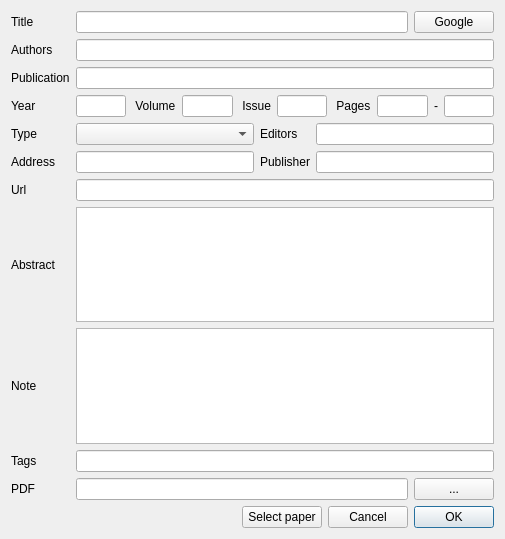
Above: PaperDlg.ui from congchenutd/papernet before the change. Below: the same form after it.
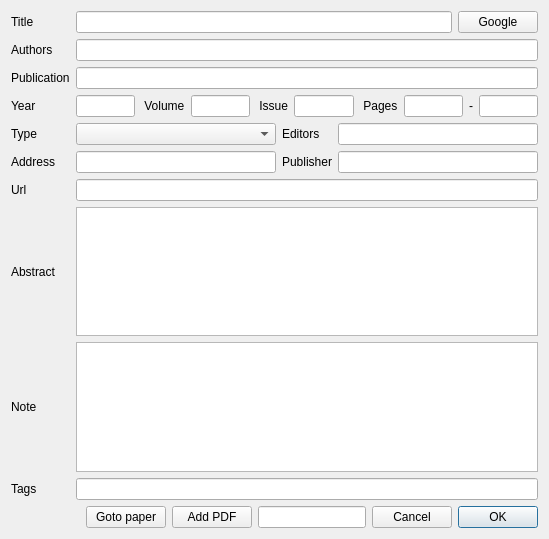
That is the form after the change. Custom widgets are drawn as their Qt base class.

Commit message: = hide pdf line edit in PaperDlg, add a * on the button instead - pdf added twice - cursor is not at the front in the title line edit of PaperDlg

The edit to the form file:
```diff
--- a/PaperDlg.ui
+++ b/PaperDlg.ui
@@ -6,7 +6,7 @@
    <rect>
     <x>0</x>
     <y>0</y>
-    <width>505</width>
+    <width>549</width>
     <height>539</height>
    </rect>
   </property>
@@ -189,28 +189,7 @@
    <item row="9" column="1" colspan="3">
     <widget class="MyLineEdit" name="leTags"/>
    </item>
-   <item row="10" column="0">
-    <widget class="QLabel" name="label_16">
-     <property name="text">
-      <string>PDF</string>
-     </property>
-    </widget>
-   </item>
-   <item row="10" column="1" colspan="3">
-    <layout class="QHBoxLayout" name="horizontalLayout_4">
-     <item>
-      <widget class="MyLineEdit" name="lePDF"/>
-     </item>
-     <item>
-      <widget class="QPushButton" name="btAddPDF">
-       <property name="text">
-        <string>...</string>
-       </property>
-      </widget>
-     </item>
-    </layout>
-   </item>
-   <item row="11" column="1" colspan="3">
+   <item row="11" column="0" colspan="4">
     <layout class="QHBoxLayout" name="horizontalLayout_3">
      <item>
       <spacer name="horizontalSpacer">
@@ -228,10 +207,20 @@
      <item>
       <widget class="QPushButton" name="btSelectPaper">
        <property name="text">
-        <string>Select paper</string>
+        <string>Goto paper</string>
        </property>
       </widget>
      </item>
+     <item>
+      <widget class="QPushButton" name="btAddPDF">
+       <property name="text">
+        <string>Add PDF</string>
+       </property>
+      </widget>
+     </item>
+     <item>
+      <widget class="MyLineEdit" name="lePDF"/>
+     </item>
      <item>
       <widget class="QPushButton" name="btCancel">
        <property name="text">
```
Left out of the diff: 176 changed lines with no effect on the pictures. The commit also changes 3 other files.
